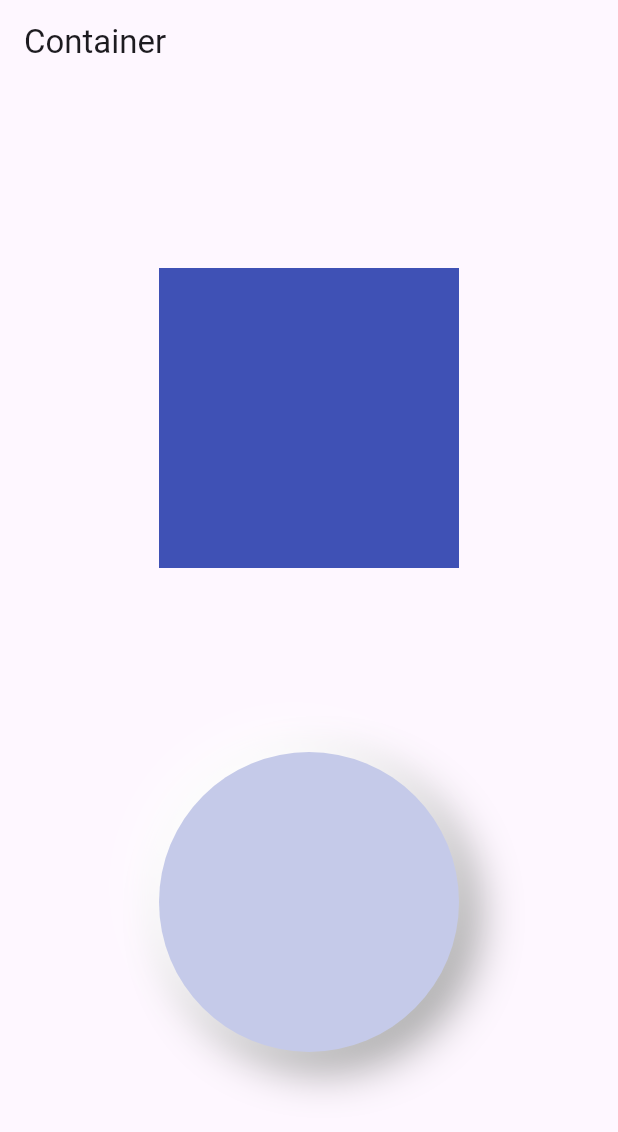
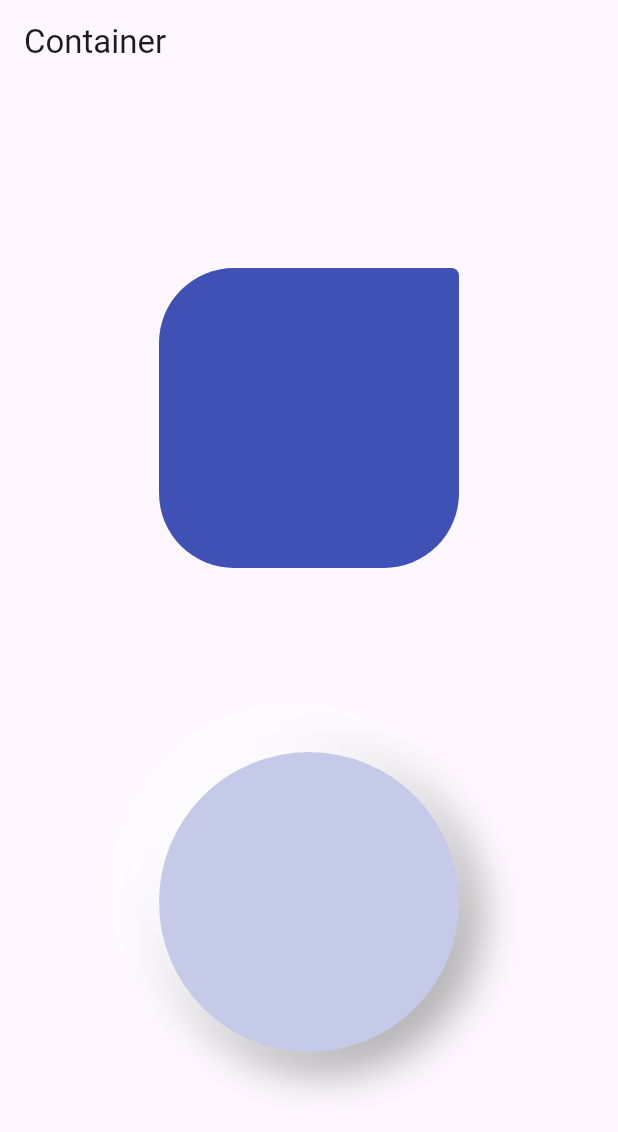
Before and after one commit to saadshd/Flutter-Widgets, a Flutter app: the screen it shows after launch, on a phone screen of 412 x 824 dp. Shown: the top 1132 px of the screen. Run offline on Flutter 3.47's test engine with Material 2 defaults, Android fonts, the phone set to English and light mode, and no system bars.

Commit message:
Update container.dart

```diff
--- a/lib/03_container/container.dart
+++ b/lib/03_container/container.dart
@@ -7,7 +7,7 @@ class MyContainer extends StatelessWidget {
   Widget build(BuildContext context) {
     return Scaffold(
       appBar: AppBar(
-        title: Text('Container'),
+        title: const Text('Container'),
       ),
       body: Center(
         child: Column(
@@ -16,7 +16,15 @@ class MyContainer extends StatelessWidget {
             Container(
               height: 200,
               width: 200,
+              decoration: const BoxDecoration(
               color: Colors.indigo,
+              borderRadius: BorderRadius.only(
+                topLeft: Radius.circular(50),
+                topRight: Radius.circular(5),
+                bottomLeft: Radius.circular(50),
+                bottomRight: Radius.circular(50),
+              )
+              ),
             ),
             Container(
               height: 200,
@@ -27,11 +35,11 @@ class MyContainer extends StatelessWidget {
               boxShadow: [
                 BoxShadow(
                   color: Colors.grey.shade500,
-                  offset: Offset(10.0, 10.0),
+                  offset: const Offset(10.0, 10.0),
                   blurRadius: 25.0,
                   spreadRadius: 2.0,
                 ),
-                BoxShadow(
+                const BoxShadow(
                   color: Colors.white,
                   offset: Offset(-10.0, -10.0),
                   blurRadius: 25.0,
```
